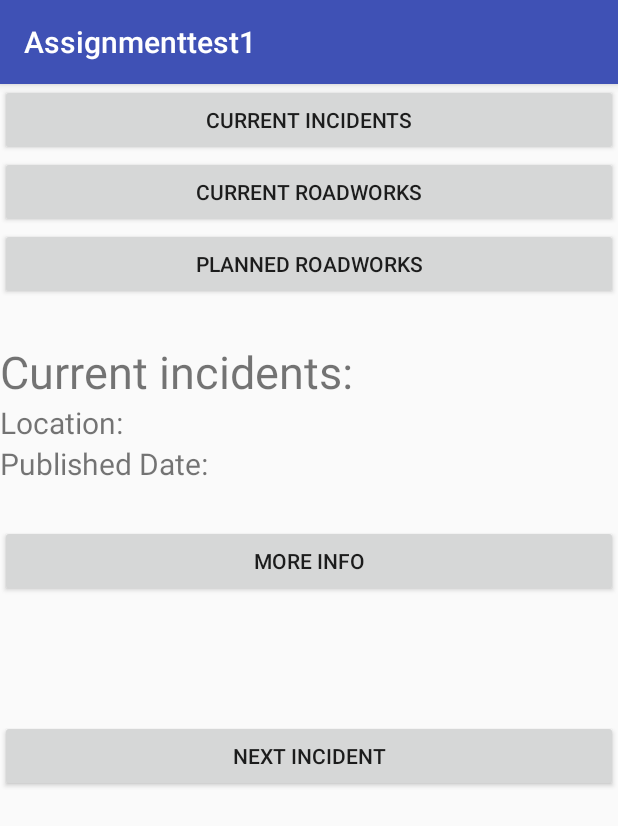
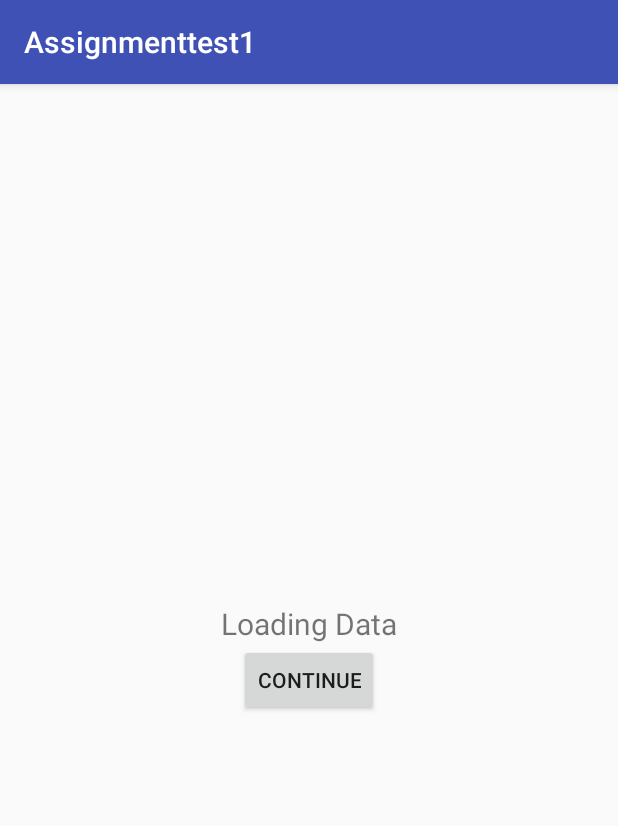
Before and after one commit to cmclar/MPDAssessment, an Android app: the screen it shows after launch (MainActivity), on a phone screen of 412 x 824 dp. Shown: the top 826 px of the screen. Run offline under Robolectric (Android 15) with nearby library versions, the phone set to English and light mode, and no system bars.

Commit message:
basic splash

```diff
--- a/app/src/main/java/mpdproject/gcu/me/org/assignmenttest1/MainActivity.java
+++ b/app/src/main/java/mpdproject/gcu/me/org/assignmenttest1/MainActivity.java
@@ -14,6 +14,7 @@ import android.view.View;
 import android.widget.Button;
 import android.widget.TextView;
 import android.view.View.OnClickListener;
+import android.widget.ViewFlipper;
 
 import org.w3c.dom.Text;
 import org.xmlpull.v1.XmlPullParser;
@@ -40,11 +41,13 @@ public class MainActivity extends AppCompatActivity implements OnClickListener
     private TextView descriptionInput;
     private TextView locationInput;
     private TextView dateInput;
+    private TextView dataLoader;
     private Button incidentButton;
     private Button roadButton;
     private Button planButton;
     private Button nextButton;
     private Button moreButton;
+    private Button startButton;
     private String result1 = "";
     private String result2 = "";
     private String result3 = "";
@@ -57,6 +60,7 @@ public class MainActivity extends AppCompatActivity implements OnClickListener
     private LinkedList<Incident> curList = null;
     private int count = 0;
     private String urlNum = "";
+    private ViewFlipper viewFlipper;
     Thread netThread1 = null;
     Thread netThread2 = null;
     Thread netThread3 = null;
@@ -71,6 +75,7 @@ public class MainActivity extends AppCompatActivity implements OnClickListener
         descriptionInput = (TextView)findViewById(R.id.descInput);
         locationInput = (TextView)findViewById(R.id.locInput);
         dateInput = (TextView)findViewById(R.id.dateInput);
+        dataLoader = (TextView)findViewById(R.id.dataLoader);
         incidentButton = (Button)findViewById(R.id.incidentButton);
         incidentButton.setOnClickListener(this);
         roadButton = (Button)findViewById(R.id.roadButton);
@@ -81,12 +86,19 @@ public class MainActivity extends AppCompatActivity implements OnClickListener
         nextButton.setOnClickListener(this);
         moreButton = (Button)findViewById(R.id.moreButton);
         moreButton.setOnClickListener(this);
+        startButton = (Button)findViewById(R.id.startButton);
+        startButton.setOnClickListener(this);
+        viewFlipper = (ViewFlipper)findViewById(R.id.flipView1);
         startProgress();
 
     } // End of onCreate
 
     public void onClick(View aview)
     {
+        if (aview == startButton && planList != null)
+        {
+            viewFlipper.setDisplayedChild(viewFlipper.indexOfChild(findViewById(R.id.scrollView1)));
+        }
         if (aview == moreButton && curList != null)
             descriptionInput.setText(curList.get(count).getDescription());
         if (aview == incidentButton) {
@@ -137,8 +149,6 @@ public class MainActivity extends AppCompatActivity implements OnClickListener
         // Run network access on a separate thread;
         netThread1 = new Thread(new Task(url1), "curThread");
         netThread1.start();
-
-
     } //
 
     public void updateFields()
@@ -292,16 +302,8 @@ public class MainActivity extends AppCompatActivity implements OnClickListener
                 {
                     if (xpp.getName().equalsIgnoreCase("item"))
                     {
-                        Log.e("MyTag","widget is " + incident.toString());
                         alist.add(incident);
                         itemFound = false;
-                    }
-                    else
-                    if (xpp.getName().equalsIgnoreCase("channel"))
-                    {
-                        int size;
-                        size = alist.size();
-                        Log.e("MyTag","widgetcollection size is " + size);
                     }
                 }
 
--- a/app/src/main/res/layout/activity_main.xml
+++ b/app/src/main/res/layout/activity_main.xml
@@ -1,11 +1,41 @@
 <?xml version="1.0" encoding="utf-8"?>
+<ViewFlipper xmlns:android="http://schemas.android.com/apk/res/android"
+    android:layout_width="fill_parent"
+    android:layout_height="fill_parent"
+    android:id="@+id/flipView1">
+    <LinearLayout xmlns:android="http://schemas.android.com/apk/res/android"
+        android:orientation="vertical"
+        android:layout_width="wrap_content"
+        android:layout_height="wrap_content"
+        android:layout_gravity="center">
+        <TextView
+            android:id="@+id/dataLoader"
+            android:layout_width="wrap_content"
+            android:layout_height="wrap_content"
+            android:textSize="20sp"
+            android:text="Loading Data"
+            />
+        <Button
+            android:id="@+id/startButton"
+            android:layout_width="wrap_content"
+            android:layout_height="wrap_content"
+            android:layout_gravity="center"
+            android:text="Continue" />
+    </LinearLayout>
     <ScrollView xmlns:android="http://schemas.android.com/apk/res/android"
+        android:id="@+id/scrollView1"
         android:layout_width="fill_parent"
         android:layout_height="fill_parent">
                 <LinearLayout xmlns:android="http://schemas.android.com/apk/res/android"
                     android:orientation="vertical"
                     android:layout_width="fill_parent"
                     android:layout_height="fill_parent">
+                    <Button
+                        android:id="@+id/searchButton"
+                        android:layout_width="fill_parent"
+                        android:layout_height="wrap_content"
+                        android:text="Search for an incident/roadwork"
+                        />
                     <Button
                         android:id="@+id/incidentButton"
                         android:layout_width="fill_parent"
@@ -130,3 +160,16 @@
 
         </LinearLayout>
     </ScrollView>
+    <ScrollView xmlns:android="http://schemas.android.com/apk/res/android"
+        android:id="@+id/scrollView2"
+        android:layout_width="fill_parent"
+        android:layout_height="fill_parent">
+        <TextView
+            android:id="@+id/searchText"
+            android:layout_width="wrap_content"
+            android:layout_height="wrap_content"
+            android:textSize="20sp"
+            android:text=""
+            />
+    </ScrollView>
+</ViewFlipper>
```
Lines whose indentation alone changed are shown as unchanged.
